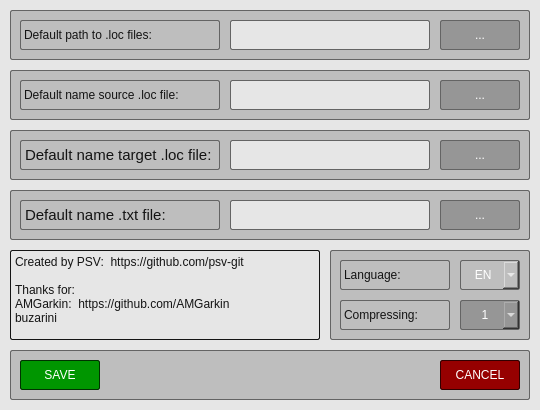
Old version of the form src/Forms/SettingsWindow.ui in the repository psv-git/BDOLang.
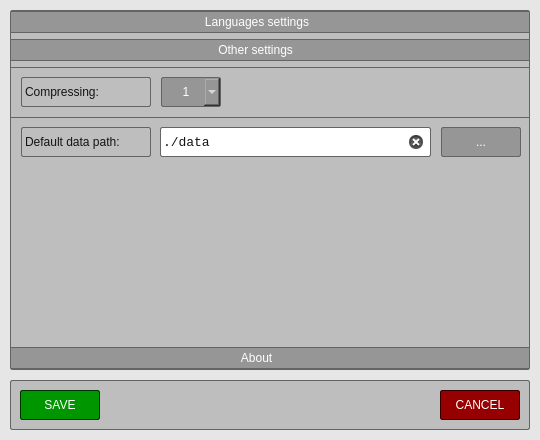
New version of the form. The open tabs and pages were chosen to show the change. Custom widgets are drawn as their Qt base class.

```diff
--- a/src/Forms/SettingsWindow.ui
+++ b/src/Forms/SettingsWindow.ui
@@ -10,19 +10,19 @@
     <x>0</x>
     <y>0</y>
     <width>540</width>
-    <height>410</height>
+    <height>440</height>
    </rect>
   </property>
   <property name="minimumSize">
    <size>
     <width>540</width>
-    <height>410</height>
+    <height>440</height>
    </size>
   </property>
   <property name="maximumSize">
    <size>
     <width>540</width>
-    <height>410</height>
+    <height>440</height>
    </size>
   </property>
   <property name="contextMenuPolicy">
@@ -37,829 +37,11 @@
 }
 </string>
   </property>
-  <widget class="QPlainTextEdit" name="aboutEdit">
-   <property name="geometry">
-    <rect>
-     <x>10</x>
-     <y>250</y>
-     <width>310</width>
-     <height>90</height>
-    </rect>
-   </property>
-   <property name="styleSheet">
-    <string notr="true">QPlainTextEdit {
-	font: 75 11pt &quot;Liberation Sans&quot;;
-	color: rgb(20, 20, 20);
-	border: 1px solid  rgb(20, 20, 20);
-	border-radius: 2px;
-}</string>
-   </property>
-   <property name="frameShadow">
-    <enum>QFrame::Plain</enum>
-   </property>
-   <property name="verticalScrollBarPolicy">
-    <enum>Qt::ScrollBarAlwaysOff</enum>
-   </property>
-   <property name="horizontalScrollBarPolicy">
-    <enum>Qt::ScrollBarAlwaysOff</enum>
-   </property>
-   <property name="readOnly">
-    <bool>true</bool>
-   </property>
-   <property name="plainText">
-    <string>Created by PSV:  https://github.com/psv-git
-
-Thanks for:
-AMGarkin:  https://github.com/AMGarkin
-buzarini
-
-Distributed under the LGPL-3.0 license.
-Developed using Qt framework.</string>
-   </property>
-   <property name="textInteractionFlags">
-    <set>Qt::LinksAccessibleByKeyboard|Qt::LinksAccessibleByMouse|Qt::TextBrowserInteraction|Qt::TextSelectableByKeyboard|Qt::TextSelectableByMouse</set>
-   </property>
-   <property name="backgroundVisible">
-    <bool>false</bool>
-   </property>
-  </widget>
   <widget class="QFrame" name="frame1">
    <property name="geometry">
     <rect>
      <x>10</x>
-     <y>10</y>
-     <width>520</width>
-     <height>50</height>
-    </rect>
-   </property>
-   <property name="contextMenuPolicy">
-    <enum>Qt::NoContextMenu</enum>
-   </property>
-   <property name="styleSheet">
-    <string notr="true">QFrame {
-	background-color: rgb(190, 190, 190);
-	
-	border: 1px solid  rgb(100, 100, 100);
-	border-radius: 2px;
-}
-</string>
-   </property>
-   <property name="frameShape">
-    <enum>QFrame::StyledPanel</enum>
-   </property>
-   <property name="frameShadow">
-    <enum>QFrame::Raised</enum>
-   </property>
-   <widget class="QLabel" name="dataDirectoryLabel">
-    <property name="geometry">
-     <rect>
-      <x>10</x>
-      <y>10</y>
-      <width>200</width>
-      <height>30</height>
-     </rect>
-    </property>
-    <property name="contextMenuPolicy">
-     <enum>Qt::NoContextMenu</enum>
-    </property>
-    <property name="styleSheet">
-     <string notr="true">QLabel {
-	font: 75 11pt &quot;Liberation Sans&quot;;
-	color: rgb(20, 20, 20);
-
-	border: 1px solid  rgb(100, 100, 100);
-	border-radius: 2px;
-}
-</string>
-    </property>
-    <property name="text">
-     <string>Default path to .loc files:</string>
-    </property>
-    <property name="textFormat">
-     <enum>Qt::PlainText</enum>
-    </property>
-   </widget>
-   <widget class="QLineEdit" name="dataDirectoryEdit">
-    <property name="geometry">
-     <rect>
-      <x>220</x>
-      <y>10</y>
-      <width>200</width>
-      <height>30</height>
-     </rect>
-    </property>
-    <property name="font">
-     <font>
-      <family>Liberation Mono</family>
-      <pointsize>10</pointsize>
-      <weight>50</weight>
-      <italic>false</italic>
-      <bold>false</bold>
-     </font>
-    </property>
-    <property name="focusPolicy">
-     <enum>Qt::ClickFocus</enum>
-    </property>
-    <property name="styleSheet">
-     <string notr="true">QLineEdit {
-	font: 10pt &quot;Liberation Mono&quot;;
-	color: rgb(20, 20, 20);
-
-	background-color: rgb(230, 230, 230);
-
-	border: 1px solid  rgb(100, 100, 100);
-	border-radius: 2px;
-}
-</string>
-    </property>
-    <property name="readOnly">
-     <bool>true</bool>
-    </property>
-   </widget>
-   <widget class="QPushButton" name="chooseButton1">
-    <property name="geometry">
-     <rect>
-      <x>430</x>
-      <y>10</y>
-      <width>80</width>
-      <height>30</height>
-     </rect>
-    </property>
-    <property name="contextMenuPolicy">
-     <enum>Qt::NoContextMenu</enum>
-    </property>
-    <property name="styleSheet">
-     <string notr="true">QPushButton {
-	font: 75 12pt &quot;Liberation Sans&quot;;
-	color: rgb(255, 255, 255);
-
-	background-color: rgb(150, 150, 150);
-
-	border: 1px solid  rgb(100, 100, 100);
-	border-radius: 2px;
-}
-
-QPushButton:hover {
-	background-color: rgb(160, 160, 160);
-}
-
-QPushButton:disabled {
-	background-color: rgb(190, 190, 190);
-}
-</string>
-    </property>
-    <property name="text">
-     <string>...</string>
-    </property>
-   </widget>
-  </widget>
-  <widget class="QFrame" name="frame2">
-   <property name="geometry">
-    <rect>
-     <x>10</x>
-     <y>70</y>
-     <width>520</width>
-     <height>50</height>
-    </rect>
-   </property>
-   <property name="contextMenuPolicy">
-    <enum>Qt::NoContextMenu</enum>
-   </property>
-   <property name="styleSheet">
-    <string notr="true">QFrame {
-	background-color: rgb(190, 190, 190);
-	
-	border: 1px solid  rgb(100, 100, 100);
-	border-radius: 2px;
-}
-</string>
-   </property>
-   <property name="frameShape">
-    <enum>QFrame::StyledPanel</enum>
-   </property>
-   <property name="frameShadow">
-    <enum>QFrame::Raised</enum>
-   </property>
-   <widget class="QLabel" name="sourceNameLabel">
-    <property name="geometry">
-     <rect>
-      <x>10</x>
-      <y>10</y>
-      <width>200</width>
-      <height>30</height>
-     </rect>
-    </property>
-    <property name="contextMenuPolicy">
-     <enum>Qt::NoContextMenu</enum>
-    </property>
-    <property name="styleSheet">
-     <string notr="true">QLabel {
-	font: 75 11pt &quot;Liberation Sans&quot;;
-	color: rgb(20, 20, 20);
-
-	border: 1px solid  rgb(100, 100, 100);
-	border-radius: 2px;
-}
-</string>
-    </property>
-    <property name="text">
-     <string>Default name source .loc file:</string>
-    </property>
-    <property name="textFormat">
-     <enum>Qt::PlainText</enum>
-    </property>
-   </widget>
-   <widget class="QLineEdit" name="sourceNameEdit">
-    <property name="geometry">
-     <rect>
-      <x>220</x>
-      <y>10</y>
-      <width>200</width>
-      <height>30</height>
-     </rect>
-    </property>
-    <property name="font">
-     <font>
-      <family>Liberation Mono</family>
-      <pointsize>10</pointsize>
-      <weight>50</weight>
-      <italic>false</italic>
-      <bold>false</bold>
-     </font>
-    </property>
-    <property name="focusPolicy">
-     <enum>Qt::ClickFocus</enum>
-    </property>
-    <property name="styleSheet">
-     <string notr="true">QLineEdit {
-	font: 10pt &quot;Liberation Mono&quot;;
-	color: rgb(20, 20, 20);
-
-	background-color: rgb(230, 230, 230);
-
-	border: 1px solid  rgb(100, 100, 100);
-	border-radius: 2px;
-}
-</string>
-    </property>
-    <property name="readOnly">
-     <bool>true</bool>
-    </property>
-   </widget>
-   <widget class="QPushButton" name="chooseButton2">
-    <property name="geometry">
-     <rect>
-      <x>430</x>
-      <y>10</y>
-      <width>80</width>
-      <height>30</height>
-     </rect>
-    </property>
-    <property name="contextMenuPolicy">
-     <enum>Qt::NoContextMenu</enum>
-    </property>
-    <property name="styleSheet">
-     <string notr="true">QPushButton {
-	font: 75 12pt &quot;Liberation Sans&quot;;
-	color: rgb(255, 255, 255);
-
-	background-color: rgb(150, 150, 150);
-
-	border: 1px solid  rgb(100, 100, 100);
-	border-radius: 2px;
-}
-
-QPushButton:hover {
-	background-color: rgb(160, 160, 160);
-}
-
-QPushButton:disabled {
-	background-color: rgb(190, 190, 190);
-}
-</string>
-    </property>
-    <property name="text">
-     <string>...</string>
-    </property>
-   </widget>
-  </widget>
-  <widget class="QFrame" name="frame3">
-   <property name="geometry">
-    <rect>
-     <x>10</x>
-     <y>130</y>
-     <width>520</width>
-     <height>50</height>
-    </rect>
-   </property>
-   <property name="contextMenuPolicy">
-    <enum>Qt::NoContextMenu</enum>
-   </property>
-   <property name="styleSheet">
-    <string notr="true">QFrame {
-	background-color: rgb(190, 190, 190);
-	
-	border: 1px solid  rgb(100, 100, 100);
-	border-radius: 2px;
-}
-</string>
-   </property>
-   <property name="frameShape">
-    <enum>QFrame::StyledPanel</enum>
-   </property>
-   <property name="frameShadow">
-    <enum>QFrame::Raised</enum>
-   </property>
-   <widget class="QLabel" name="targetNameLabel">
-    <property name="geometry">
-     <rect>
-      <x>10</x>
-      <y>10</y>
-      <width>200</width>
-      <height>30</height>
-     </rect>
-    </property>
-    <property name="font">
-     <font>
-      <family>Liberation Sans</family>
-      <pointsize>11</pointsize>
-      <weight>9</weight>
-      <italic>false</italic>
-      <bold>false</bold>
-     </font>
-    </property>
-    <property name="contextMenuPolicy">
-     <enum>Qt::NoContextMenu</enum>
-    </property>
-    <property name="styleSheet">
-     <string notr="true">QLabel {
-	font: 75 11pt &quot;Liberation Sans&quot;;
-	color: rgb(20, 20, 20);
-
-	border: 1px solid  rgb(100, 100, 100);
-	border-radius: 2px;
-}
-</string>
-    </property>
-    <property name="text">
-     <string>Default name target .loc file:</string>
-    </property>
-    <property name="textFormat">
-     <enum>Qt::PlainText</enum>
-    </property>
-   </widget>
-   <widget class="QLineEdit" name="targetNameEdit">
-    <property name="geometry">
-     <rect>
-      <x>220</x>
-      <y>10</y>
-      <width>200</width>
-      <height>30</height>
-     </rect>
-    </property>
-    <property name="font">
-     <font>
-      <family>Liberation Mono</family>
-      <pointsize>10</pointsize>
-      <weight>50</weight>
-      <italic>false</italic>
-      <bold>false</bold>
-     </font>
-    </property>
-    <property name="focusPolicy">
-     <enum>Qt::ClickFocus</enum>
-    </property>
-    <property name="styleSheet">
-     <string notr="true">QLineEdit {
-	font: 10pt &quot;Liberation Mono&quot;;
-	color: rgb(20, 20, 20);
-
-	background-color: rgb(230, 230, 230);
-
-	border: 1px solid  rgb(100, 100, 100);
-	border-radius: 2px;
-}
-</string>
-    </property>
-    <property name="readOnly">
-     <bool>true</bool>
-    </property>
-   </widget>
-   <widget class="QPushButton" name="chooseButton3">
-    <property name="geometry">
-     <rect>
-      <x>430</x>
-      <y>10</y>
-      <width>80</width>
-      <height>30</height>
-     </rect>
-    </property>
-    <property name="contextMenuPolicy">
-     <enum>Qt::NoContextMenu</enum>
-    </property>
-    <property name="styleSheet">
-     <string notr="true">QPushButton {
-	font: 75 12pt &quot;Liberation Sans&quot;;
-	color: rgb(255, 255, 255);
-
-	background-color: rgb(150, 150, 150);
-
-	border: 1px solid  rgb(100, 100, 100);
-	border-radius: 2px;
-}
-
-QPushButton:hover {
-	background-color: rgb(160, 160, 160);
-}
-
-QPushButton:disabled {
-	background-color: rgb(190, 190, 190);
-}
-</string>
-    </property>
-    <property name="text">
-     <string>...</string>
-    </property>
-   </widget>
-  </widget>
-  <widget class="QFrame" name="frame4">
-   <property name="geometry">
-    <rect>
-     <x>10</x>
-     <y>190</y>
-     <width>520</width>
-     <height>50</height>
-    </rect>
-   </property>
-   <property name="contextMenuPolicy">
-    <enum>Qt::NoContextMenu</enum>
-   </property>
-   <property name="styleSheet">
-    <string notr="true">QFrame {
-	background-color: rgb(190, 190, 190);
-	
-	border: 1px solid  rgb(100, 100, 100);
-	border-radius: 2px;
-}
-</string>
-   </property>
-   <property name="frameShape">
-    <enum>QFrame::StyledPanel</enum>
-   </property>
-   <property name="frameShadow">
-    <enum>QFrame::Raised</enum>
-   </property>
-   <widget class="QLabel" name="textNameLabel">
-    <property name="geometry">
-     <rect>
-      <x>10</x>
-      <y>10</y>
-      <width>200</width>
-      <height>30</height>
-     </rect>
-    </property>
-    <property name="font">
-     <font>
-      <family>Liberation Sans</family>
-      <pointsize>11</pointsize>
-      <weight>9</weight>
-      <italic>false</italic>
-      <bold>false</bold>
-     </font>
-    </property>
-    <property name="contextMenuPolicy">
-     <enum>Qt::NoContextMenu</enum>
-    </property>
-    <property name="styleSheet">
-     <string notr="true">QLabel {
-	font: 75 11pt &quot;Liberation Sans&quot;;
-	color: rgb(20, 20, 20);
-
-	border: 1px solid  rgb(100, 100, 100);
-	border-radius: 2px;
-}
-</string>
-    </property>
-    <property name="text">
-     <string>Default name .txt file:</string>
-    </property>
-    <property name="textFormat">
-     <enum>Qt::PlainText</enum>
-    </property>
-   </widget>
-   <widget class="QLineEdit" name="textNameEdit">
-    <property name="geometry">
-     <rect>
-      <x>220</x>
-      <y>10</y>
-      <width>200</width>
-      <height>30</height>
-     </rect>
-    </property>
-    <property name="font">
-     <font>
-      <family>Liberation Mono</family>
-      <pointsize>10</pointsize>
-      <weight>50</weight>
-      <italic>false</italic>
-      <bold>false</bold>
-     </font>
-    </property>
-    <property name="focusPolicy">
-     <enum>Qt::ClickFocus</enum>
-    </property>
-    <property name="styleSheet">
-     <string notr="true">QLineEdit {
-	font: 10pt &quot;Liberation Mono&quot;;
-	color: rgb(20, 20, 20);
-
-	background-color: rgb(230, 230, 230);
-
-	border: 1px solid  rgb(100, 100, 100);
-	border-radius: 2px;
-}
-</string>
-    </property>
-    <property name="readOnly">
-     <bool>true</bool>
-    </property>
-   </widget>
-   <widget class="QPushButton" name="chooseButton4">
-    <property name="geometry">
-     <rect>
-      <x>430</x>
-      <y>10</y>
-      <width>80</width>
-      <height>30</height>
-     </rect>
-    </property>
-    <property name="contextMenuPolicy">
-     <enum>Qt::NoContextMenu</enum>
-    </property>
-    <property name="styleSheet">
-     <string notr="true">QPushButton {
-	font: 75 12pt &quot;Liberation Sans&quot;;
-	color: rgb(255, 255, 255);
-
-	background-color: rgb(150, 150, 150);
-
-	border: 1px solid  rgb(100, 100, 100);
-	border-radius: 2px;
-}
-
-QPushButton:hover {
-	background-color: rgb(160, 160, 160);
-}
-
-QPushButton:disabled {
-	background-color: rgb(190, 190, 190);
-}
-</string>
-    </property>
-    <property name="text">
-     <string>...</string>
-    </property>
-   </widget>
-  </widget>
-  <widget class="QFrame" name="frame5">
-   <property name="geometry">
-    <rect>
-     <x>330</x>
-     <y>250</y>
-     <width>200</width>
-     <height>90</height>
-    </rect>
-   </property>
-   <property name="contextMenuPolicy">
-    <enum>Qt::NoContextMenu</enum>
-   </property>
-   <property name="styleSheet">
-    <string notr="true">QFrame {
-	background-color: rgb(190, 190, 190);
-	
-	border: 1px solid  rgb(100, 100, 100);
-	border-radius: 2px;
-}
-</string>
-   </property>
-   <property name="frameShape">
-    <enum>QFrame::StyledPanel</enum>
-   </property>
-   <property name="frameShadow">
-    <enum>QFrame::Raised</enum>
-   </property>
-   <widget class="QLabel" name="languageLabel">
-    <property name="geometry">
-     <rect>
-      <x>10</x>
-      <y>10</y>
-      <width>110</width>
-      <height>30</height>
-     </rect>
-    </property>
-    <property name="contextMenuPolicy">
-     <enum>Qt::NoContextMenu</enum>
-    </property>
-    <property name="styleSheet">
-     <string notr="true">QLabel {
-	font: 75 11pt &quot;Liberation Sans&quot;;
-	color: rgb(20, 20, 20);
-
-	border: 1px solid  rgb(100, 100, 100);
-	border-radius: 2px;
-}
-</string>
-    </property>
-    <property name="text">
-     <string>Language:</string>
-    </property>
-   </widget>
-   <widget class="CustomComboBox" name="languageBox">
-    <property name="enabled">
-     <bool>false</bool>
-    </property>
-    <property name="geometry">
-     <rect>
-      <x>130</x>
-      <y>10</y>
-      <width>60</width>
-      <height>30</height>
-     </rect>
-    </property>
-    <property name="contextMenuPolicy">
-     <enum>Qt::NoContextMenu</enum>
-    </property>
-    <property name="autoFillBackground">
-     <bool>false</bool>
-    </property>
-    <property name="styleSheet">
-     <string notr="true">QComboBox {
-	font: 75 12pt &quot;Liberation Sans&quot;;
-	color: rgb(255, 255, 255);
-
-	background-color: rgb(150, 150, 150);
-
-	border: 1px solid  rgb(100, 100, 100);
-	border-radius: 2px;
-}
-
-QComboBox:hover {
-	background-color: rgb(160, 160, 160);
-}
-
-QComboBox:disabled {
-	background-color: rgb(190, 190, 190);
-}
-
-QComboBox::down-arrow {
-}
-</string>
-    </property>
-    <property name="currentText">
-     <string>   EN</string>
-    </property>
-    <property name="maxCount">
-     <number>100</number>
-    </property>
-    <property name="frame">
-     <bool>true</bool>
-    </property>
-    <item>
-     <property name="text">
-      <string>   EN</string>
-     </property>
-    </item>
-    <item>
-     <property name="text">
-      <string>   RU</string>
-     </property>
-    </item>
-   </widget>
-   <widget class="CustomComboBox" name="compressingBox">
-    <property name="enabled">
-     <bool>true</bool>
-    </property>
-    <property name="geometry">
-     <rect>
-      <x>130</x>
-      <y>50</y>
-      <width>60</width>
-      <height>30</height>
-     </rect>
-    </property>
-    <property name="contextMenuPolicy">
-     <enum>Qt::NoContextMenu</enum>
-    </property>
-    <property name="autoFillBackground">
-     <bool>false</bool>
-    </property>
-    <property name="styleSheet">
-     <string notr="true">QComboBox {
-	font: 75 12pt &quot;Liberation Sans&quot;;
-	color: rgb(255, 255, 255);
-
-	background-color: rgb(150, 150, 150);
-
-	border: 1px solid  rgb(100, 100, 100);
-	border-radius: 2px;
-}
-
-QComboBox:hover {
-	background-color: rgb(160, 160, 160);
-}
-
-QComboBox:disabled {
-	background-color: rgb(190, 190, 190);
-}
-</string>
-    </property>
-    <property name="currentText">
-     <string>     1</string>
-    </property>
-    <property name="maxCount">
-     <number>100</number>
-    </property>
-    <property name="frame">
-     <bool>true</bool>
-    </property>
-    <item>
-     <property name="text">
-      <string>     1</string>
-     </property>
-    </item>
-    <item>
-     <property name="text">
-      <string>     2</string>
-     </property>
-    </item>
-    <item>
-     <property name="text">
-      <string>     3</string>
-     </property>
-    </item>
-    <item>
-     <property name="text">
-      <string>     4</string>
-     </property>
-    </item>
-    <item>
-     <property name="text">
-      <string>     5</string>
-     </property>
-    </item>
-    <item>
-     <property name="text">
-      <string>     6</string>
-     </property>
-    </item>
-    <item>
-     <property name="text">
-      <string>     7</string>
-     </property>
-    </item>
-    <item>
-     <property name="text">
-      <string>     8</string>
-     </property>
-    </item>
-    <item>
-     <property name="text">
-      <string>     9</string>
-     </property>
-    </item>
-   </widget>
-   <widget class="QLabel" name="compressingLabel">
-    <property name="geometry">
-     <rect>
-      <x>10</x>
-      <y>50</y>
-      <width>110</width>
-      <height>30</height>
-     </rect>
-    </property>
-    <property name="contextMenuPolicy">
-     <enum>Qt::NoContextMenu</enum>
-    </property>
-    <property name="styleSheet">
-     <string notr="true">QLabel {
-	font: 75 11pt &quot;Liberation Sans&quot;;
-	color: rgb(20, 20, 20);
-
-	border: 1px solid  rgb(100, 100, 100);
-	border-radius: 2px;
-}
-</string>
-    </property>
-    <property name="text">
-     <string>Compressing:</string>
-    </property>
-   </widget>
-  </widget>
-  <widget class="QFrame" name="frame6">
-   <property name="geometry">
-    <rect>
-     <x>10</x>
-     <y>350</y>
+     <y>380</y>
      <width>520</width>
      <height>50</height>
     </rect>
@@ -961,6 +143,600 @@
     </property>
    </widget>
   </widget>
+  <widget class="QToolBox" name="toolBox">
+   <property name="geometry">
+    <rect>
+     <x>10</x>
+     <y>10</y>
+     <width>520</width>
+     <height>360</height>
+    </rect>
+   </property>
+   <property name="styleSheet">
+    <string notr="true">QToolBox {
+	background-color: rgb(190, 190, 190);
+	
+	border: 1px solid  rgb(100, 100, 100);
+	border-radius: 2px;
+}
+
+QToolBox:tab {
+	font: 75 11pt &quot;Liberation Sans&quot;;
+	color: rgb(255, 255, 255);
+	padding-left: 180px;
+
+	background-color: rgb(150, 150, 150);
+
+	border-top: 1px solid  rgb(100, 100, 100);
+	border-bottom: 1px solid  rgb(100, 100, 100);
+}
+</string>
+   </property>
+   <property name="frameShape">
+    <enum>QFrame::NoFrame</enum>
+   </property>
+   <property name="currentIndex">
+    <number>2</number>
+   </property>
+   <widget class="QWidget" name="languagesTab">
+    <property name="geometry">
+     <rect>
+      <x>0</x>
+      <y>0</y>
+      <width>518</width>
+      <height>277</height>
+     </rect>
+    </property>
+    <property name="styleSheet">
+     <string notr="true">QWidget {
+	background-color: rgb(190, 190, 190);
+}
+</string>
+    </property>
+    <attribute name="label">
+     <string>   Languages settings</string>
+    </attribute>
+    <widget class="QScrollArea" name="scrollArea">
+     <property name="geometry">
+      <rect>
+       <x>0</x>
+       <y>50</y>
+       <width>520</width>
+       <height>230</height>
+      </rect>
+     </property>
+     <property name="sizePolicy">
+      <sizepolicy hsizetype="Fixed" vsizetype="Fixed">
+       <horstretch>0</horstretch>
+       <verstretch>0</verstretch>
+      </sizepolicy>
+     </property>
+     <property name="minimumSize">
+      <size>
+       <width>520</width>
+       <height>230</height>
+      </size>
+     </property>
+     <property name="maximumSize">
+      <size>
+       <width>520</width>
+       <height>230</height>
+      </size>
+     </property>
+     <property name="styleSheet">
+      <string notr="true">QScrollArea {
+	border-top: 1px solid  rgb(100, 100, 100);
+}
+</string>
+     </property>
+     <property name="frameShape">
+      <enum>QFrame::NoFrame</enum>
+     </property>
+     <property name="frameShadow">
+      <enum>QFrame::Plain</enum>
+     </property>
+     <property name="verticalScrollBarPolicy">
+      <enum>Qt::ScrollBarAlwaysOff</enum>
+     </property>
+     <property name="horizontalScrollBarPolicy">
+      <enum>Qt::ScrollBarAlwaysOff</enum>
+     </property>
+     <property name="sizeAdjustPolicy">
+      <enum>QAbstractScrollArea::AdjustIgnored</enum>
+     </property>
+     <property name="widgetResizable">
+      <bool>true</bool>
+     </property>
+     <property name="alignment">
+      <set>Qt::AlignLeading|Qt::AlignLeft|Qt::AlignTop</set>
+     </property>
+     <widget class="QWidget" name="scrollAreaContents">
+      <property name="geometry">
+       <rect>
+        <x>0</x>
+        <y>0</y>
+        <width>518</width>
+        <height>228</height>
+       </rect>
+      </property>
+      <layout class="QFormLayout" name="formLayout">
+       <property name="sizeConstraint">
+        <enum>QLayout::SetDefaultConstraint</enum>
+       </property>
+       <property name="fieldGrowthPolicy">
+        <enum>QFormLayout::ExpandingFieldsGrow</enum>
+       </property>
+       <property name="rowWrapPolicy">
+        <enum>QFormLayout::WrapAllRows</enum>
+       </property>
+       <property name="horizontalSpacing">
+        <number>0</number>
+       </property>
+       <property name="verticalSpacing">
+        <number>0</number>
+       </property>
+       <property name="leftMargin">
+        <number>0</number>
+       </property>
+       <property name="topMargin">
+        <number>0</number>
+       </property>
+       <property name="rightMargin">
+        <number>0</number>
+       </property>
+       <property name="bottomMargin">
+        <number>0</number>
+       </property>
+      </layout>
+     </widget>
+    </widget>
+    <widget class="QPushButton" name="addButton">
+     <property name="geometry">
+      <rect>
+       <x>10</x>
+       <y>10</y>
+       <width>80</width>
+       <height>30</height>
+      </rect>
+     </property>
+     <property name="contextMenuPolicy">
+      <enum>Qt::NoContextMenu</enum>
+     </property>
+     <property name="styleSheet">
+      <string notr="true">QPushButton {
+	font: 75 12pt &quot;Liberation Sans&quot;;
+	color: rgb(255, 255, 255);
+
+	background-color: rgb(150, 150, 150);
+
+	border: 1px solid  rgb(100, 100, 100);
+	border-radius: 2px;
+}
+
+QPushButton:hover {
+	background-color: rgb(160, 160, 160);
+}
+
+QPushButton:disabled {
+	background-color: rgb(190, 190, 190);
+}
+</string>
+     </property>
+     <property name="text">
+      <string>ADD</string>
+     </property>
+    </widget>
+    <widget class="QPushButton" name="deleteButton">
+     <property name="geometry">
+      <rect>
+       <x>430</x>
+       <y>10</y>
+       <width>80</width>
+       <height>30</height>
+      </rect>
+     </property>
+     <property name="contextMenuPolicy">
+      <enum>Qt::NoContextMenu</enum>
+     </property>
+     <property name="styleSheet">
+      <string notr="true">QPushButton {
+	font: 75 12pt &quot;Liberation Sans&quot;;
+	color: rgb(255, 255, 255);
+
+	background-color: rgb(150, 150, 150);
+
+	border: 1px solid  rgb(100, 100, 100);
+	border-radius: 2px;
+}
+
+QPushButton:hover {
+	background-color: rgb(160, 160, 160);
+}
+
+QPushButton:disabled {
+	background-color: rgb(190, 190, 190);
+}
+</string>
+     </property>
+     <property name="text">
+      <string>DELETE</string>
+     </property>
+    </widget>
+   </widget>
+   <widget class="QWidget" name="otherTab">
+    <property name="geometry">
+     <rect>
+      <x>0</x>
+      <y>0</y>
+      <width>518</width>
+      <height>277</height>
+     </rect>
+    </property>
+    <property name="styleSheet">
+     <string notr="true">QWidget {
+	background-color: rgb(190, 190, 190);
+}
+</string>
+    </property>
+    <attribute name="label">
+     <string>       Other settings</string>
+    </attribute>
+    <widget class="QFrame" name="frame2">
+     <property name="geometry">
+      <rect>
+       <x>0</x>
+       <y>50</y>
+       <width>520</width>
+       <height>50</height>
+      </rect>
+     </property>
+     <property name="contextMenuPolicy">
+      <enum>Qt::NoContextMenu</enum>
+     </property>
+     <property name="styleSheet">
+      <string notr="true">QFrame {
+	background-color: rgb(190, 190, 190);
+	
+	border-top: 1px solid  rgb(100, 100, 100);
+}
+</string>
+     </property>
+     <property name="frameShape">
+      <enum>QFrame::StyledPanel</enum>
+     </property>
+     <property name="frameShadow">
+      <enum>QFrame::Raised</enum>
+     </property>
+     <widget class="QLabel" name="dataPathLabel">
+      <property name="geometry">
+       <rect>
+        <x>10</x>
+        <y>10</y>
+        <width>130</width>
+        <height>30</height>
+       </rect>
+      </property>
+      <property name="contextMenuPolicy">
+       <enum>Qt::NoContextMenu</enum>
+      </property>
+      <property name="styleSheet">
+       <string notr="true">QLabel {
+	font: 75 11pt &quot;Liberation Sans&quot;;
+	color: rgb(20, 20, 20);
+
+	border: 1px solid  rgb(100, 100, 100);
+	border-radius: 2px;
+}
+</string>
+      </property>
+      <property name="text">
+       <string>Default data path:</string>
+      </property>
+      <property name="textFormat">
+       <enum>Qt::PlainText</enum>
+      </property>
+     </widget>
+     <widget class="QLineEdit" name="dataPathEdit">
+      <property name="geometry">
+       <rect>
+        <x>149</x>
+        <y>10</y>
+        <width>271</width>
+        <height>30</height>
+       </rect>
+      </property>
+      <property name="font">
+       <font>
+        <family>Liberation Mono</family>
+        <pointsize>10</pointsize>
+        <weight>50</weight>
+        <italic>false</italic>
+        <bold>false</bold>
+       </font>
+      </property>
+      <property name="focusPolicy">
+       <enum>Qt::ClickFocus</enum>
+      </property>
+      <property name="styleSheet">
+       <string notr="true">QLineEdit {
+	font: 10pt &quot;Liberation Mono&quot;;
+	color: rgb(20, 20, 20);
+
+	background-color: rgb(255, 255, 255);
+
+	border: 1px solid  rgb(100, 100, 100);
+	border-radius: 2px;
+}
+</string>
+      </property>
+      <property name="text">
+       <string>./data</string>
+      </property>
+      <property name="readOnly">
+       <bool>false</bool>
+      </property>
+      <property name="clearButtonEnabled">
+       <bool>true</bool>
+      </property>
+     </widget>
+     <widget class="QPushButton" name="dataPathButton">
+      <property name="geometry">
+       <rect>
+        <x>430</x>
+        <y>10</y>
+        <width>80</width>
+        <height>30</height>
+       </rect>
+      </property>
+      <property name="sizePolicy">
+       <sizepolicy hsizetype="Fixed" vsizetype="Fixed">
+        <horstretch>0</horstretch>
+        <verstretch>0</verstretch>
+       </sizepolicy>
+      </property>
+      <property name="minimumSize">
+       <size>
+        <width>80</width>
+        <height>30</height>
+       </size>
+      </property>
+      <property name="maximumSize">
+       <size>
+        <width>80</width>
+        <height>30</height>
+       </size>
+      </property>
+      <property name="contextMenuPolicy">
+       <enum>Qt::NoContextMenu</enum>
+      </property>
+      <property name="styleSheet">
+       <string notr="true">QPushButton {
+	font: 75 12pt &quot;Liberation Sans&quot;;
+	color: rgb(255, 255, 255);
+
+	background-color: rgb(150, 150, 150);
+
+	border: 1px solid  rgb(100, 100, 100);
+	border-radius: 2px;
+}
+
+QPushButton:hover {
+	background-color: rgb(160, 160, 160);
+}
+
+QPushButton:disabled {
+	background-color: rgb(190, 190, 190);
+}
+</string>
+      </property>
+      <property name="text">
+       <string>...</string>
+      </property>
+     </widget>
+    </widget>
+    <widget class="QFrame" name="frame3">
+     <property name="geometry">
+      <rect>
+       <x>0</x>
+       <y>0</y>
+       <width>520</width>
+       <height>50</height>
+      </rect>
+     </property>
+     <property name="contextMenuPolicy">
+      <enum>Qt::NoContextMenu</enum>
+     </property>
+     <property name="styleSheet">
+      <string notr="true">QFrame {
+	background-color: rgb(190, 190, 190);
+	
+	border-top: 1px solid  rgb(100, 100, 100);
+}
+</string>
+     </property>
+     <property name="frameShape">
+      <enum>QFrame::StyledPanel</enum>
+     </property>
+     <property name="frameShadow">
+      <enum>QFrame::Raised</enum>
+     </property>
+     <widget class="QLabel" name="compressingLabel">
+      <property name="geometry">
+       <rect>
+        <x>10</x>
+        <y>10</y>
+        <width>130</width>
+        <height>30</height>
+       </rect>
+      </property>
+      <property name="contextMenuPolicy">
+       <enum>Qt::NoContextMenu</enum>
+      </property>
+      <property name="styleSheet">
+       <string notr="true">QLabel {
+	font: 75 11pt &quot;Liberation Sans&quot;;
+	color: rgb(20, 20, 20);
+
+	border: 1px solid  rgb(100, 100, 100);
+	border-radius: 2px;
+}
+</string>
+      </property>
+      <property name="text">
+       <string>Compressing:</string>
+      </property>
+     </widget>
+     <widget class="CustomComboBox" name="compressingBox">
+      <property name="enabled">
+       <bool>true</bool>
+      </property>
+      <property name="geometry">
+       <rect>
+        <x>150</x>
+        <y>10</y>
+        <width>60</width>
+        <height>30</height>
+       </rect>
+      </property>
+      <property name="contextMenuPolicy">
+       <enum>Qt::NoContextMenu</enum>
+      </property>
+      <property name="autoFillBackground">
+       <bool>false</bool>
+      </property>
+      <property name="styleSheet">
+       <string notr="true">QComboBox {
+	font: 75 12pt &quot;Liberation Sans&quot;;
+	color: rgb(255, 255, 255);
+
+	background-color: rgb(150, 150, 150);
+
+	border: 1px solid  rgb(100, 100, 100);
+	border-radius: 2px;
+}
+
+QComboBox:hover {
+	background-color: rgb(160, 160, 160);
+}
+
+QComboBox:disabled {
+	background-color: rgb(190, 190, 190);
+}
+</string>
+      </property>
+      <property name="currentText">
+       <string>     1</string>
+      </property>
+      <property name="maxCount">
+       <number>100</number>
+      </property>
+      <property name="frame">
+       <bool>true</bool>
+      </property>
+      <item>
+       <property name="text">
+        <string>     1</string>
+       </property>
+      </item>
+      <item>
+       <property name="text">
+        <string>     2</string>
+       </property>
+      </item>
+      <item>
+       <property name="text">
+        <string>     3</string>
+       </property>
+      </item>
+      <item>
+       <property name="text">
+        <string>     4</string>
+       </property>
+      </item>
+      <item>
+       <property name="text">
+        <string>     5</string>
+       </property>
+      </item>
+      <item>
+       <property name="text">
+        <string>     6</string>
+       </property>
+      </item>
+      <item>
+       <property name="text">
+        <string>     7</string>
+       </property>
+      </item>
+      <item>
+       <property name="text">
+        <string>     8</string>
+       </property>
+      </item>
+      <item>
+       <property name="text">
+        <string>     9</string>
+       </property>
+      </item>
+     </widget>
+    </widget>
+   </widget>
+   <widget class="QWidget" name="aboutTab">
+    <attribute name="label">
+     <string>              About</string>
+    </attribute>
+    <widget class="QPlainTextEdit" name="aboutEdit">
+     <property name="geometry">
+      <rect>
+       <x>10</x>
+       <y>10</y>
+       <width>500</width>
+       <height>257</height>
+      </rect>
+     </property>
+     <property name="styleSheet">
+      <string notr="true">QPlainTextEdit {
+	font: 75 11pt &quot;Liberation Sans&quot;;
+	color: rgb(20, 20, 20);
+
+	
+	background-color: rgb(255, 255, 255);
+
+	border: 1px solid  rgb(20, 20, 20);
+	border-radius: 2px;
+}</string>
+     </property>
+     <property name="frameShadow">
+      <enum>QFrame::Plain</enum>
+     </property>
+     <property name="verticalScrollBarPolicy">
+      <enum>Qt::ScrollBarAlwaysOff</enum>
+     </property>
+     <property name="horizontalScrollBarPolicy">
+      <enum>Qt::ScrollBarAlwaysOff</enum>
+     </property>
+     <property name="readOnly">
+      <bool>true</bool>
+     </property>
+     <property name="plainText">
+      <string>This software distributed under the LGPL-3.0 license.
+Developed using Qt framework.
+
+Created by PSV:  https://github.com/psv-git
+
+Thanks for:
+AMGarkin:  https://github.com/AMGarkin
+buzarini</string>
+     </property>
+     <property name="textInteractionFlags">
+      <set>Qt::LinksAccessibleByKeyboard|Qt::LinksAccessibleByMouse|Qt::TextBrowserInteraction|Qt::TextSelectableByKeyboard|Qt::TextSelectableByMouse</set>
+     </property>
+     <property name="backgroundVisible">
+      <bool>false</bool>
+     </property>
+    </widget>
+   </widget>
+  </widget>
  </widget>
  <customwidgets>
   <customwidget>
```
Left out of the diff: 6 changed lines with no effect on the pictures.
